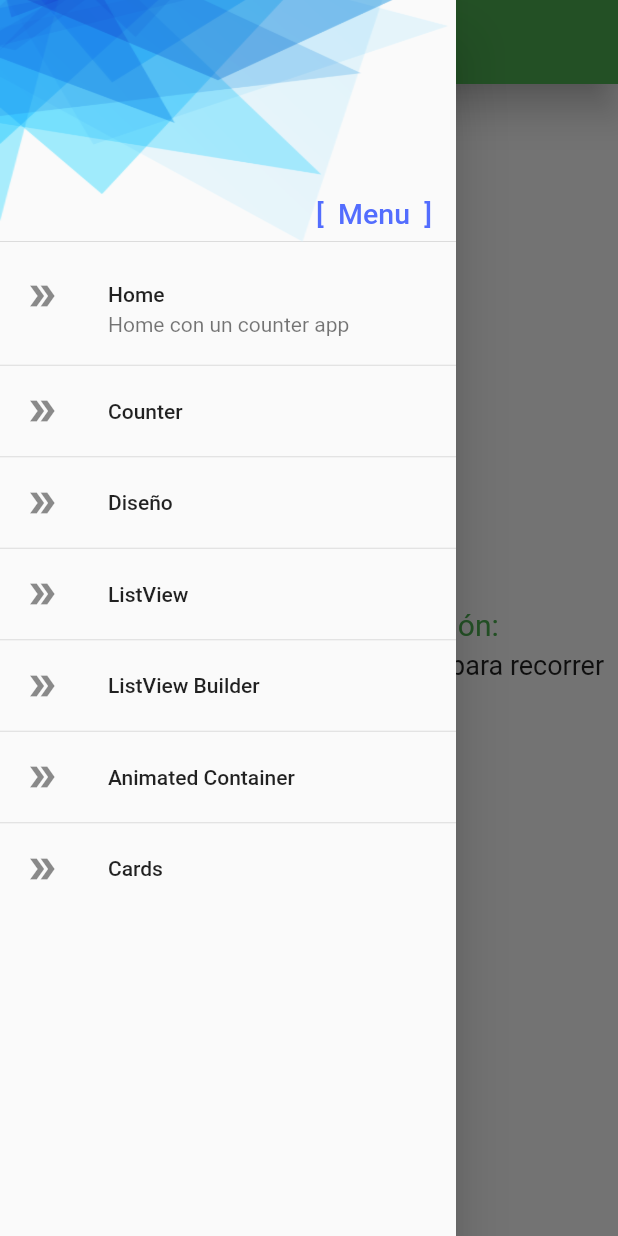
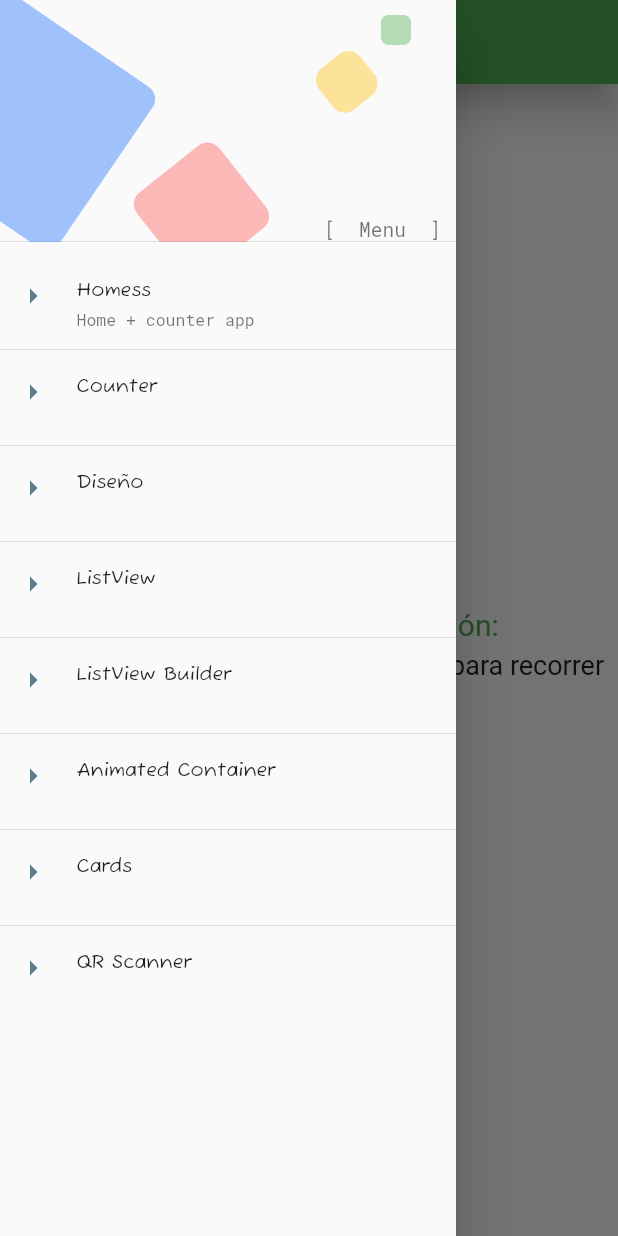
Before and after one commit to sganan81/flutter_app, a Flutter app: the screen it shows after launch, with the side drawer open, on a phone screen of 412 x 824 dp. Run offline on Flutter 3.47's test engine with Material 2 defaults, Android fonts, the phone set to English and light mode, and no system bars; missing offline and left inert: flutter_barcode_scanner.

Commit message:
Card Basic, Card Image, QR Scanner y ejes de navegaciòn

```diff
--- a/lib/main.dart
+++ b/lib/main.dart
@@ -1,5 +1,6 @@
 import 'package:flutter/material.dart';
 import 'package:flutter_app/pages/pages.dart';
+import 'package:flutter_app/themes/default_theme.dart';
 
 
 void main() {
@@ -9,33 +10,14 @@ void main() {
 class MyApp extends StatelessWidget{
   const MyApp({super.key});
 
+  final bool _lightTheme = true;
+
   @override
   Widget build(BuildContext context) {
     return MaterialApp(
       title: 'MyApp',
       debugShowCheckedModeBanner: false,
-      theme: ThemeData.light().copyWith(
-        primaryColor: Colors.greenAccent,
-        appBarTheme: const AppBarTheme(
-          backgroundColor: Colors.green
-        ),
-        elevatedButtonTheme: ElevatedButtonThemeData(
-          style: TextButton.styleFrom(
-            backgroundColor: Colors.green,
-            foregroundColor: Colors.white
-          )
-        ),
-        textButtonTheme: TextButtonThemeData(
-          style: TextButton.styleFrom(
-            backgroundColor: Colors.transparent,
-            foregroundColor: Colors.green
-          )
-        ),
-        floatingActionButtonTheme: const FloatingActionButtonThemeData(
-          backgroundColor: Colors.green,
-          foregroundColor: Colors.white
-        )
-      ),
+      theme: (_lightTheme) ? DefaultTheme.defaultTheme: DefaultTheme.darkTheme ,
       initialRoute: 'home',
       routes: {
         'home': (context) => const HomePage(),
@@ -46,6 +28,7 @@ class MyApp extends StatelessWidget{
         'counter': (context) => const CounterPage(),
         'container': (context) => const ContainerPage(),
         'card': (context) => const CardPage(),
+        'qr_scanner':(context) => const QrScannerPage(),
       },
     );
   }
--- a/lib/pages/container_page.dart
+++ b/lib/pages/container_page.dart
@@ -44,7 +44,7 @@ class _ContainerStatePage extends State<ContainerPage> {
       appBar: AppBar(
         title: const Text('Container Page'),
       ),
-      drawer: const DrawerMenu(),
+      drawer: DrawerMenu(),
       body: Center(
          child: AnimatedContainer(
             duration: const Duration(milliseconds: 800 ),
--- a/lib/pages/counter_page.dart
+++ b/lib/pages/counter_page.dart
@@ -21,7 +21,7 @@ class _CounterStatePage extends State<CounterPage> {
         title: const Text('Counter App'),
         elevation: 10,
       ),
-      drawer: const DrawerMenu(),
+      drawer: DrawerMenu(),
       body: Center(
         child: Column(
            mainAxisAlignment: MainAxisAlignment.center,
--- a/lib/pages/demo_page.dart
+++ b/lib/pages/demo_page.dart
@@ -15,7 +15,7 @@ class DemoPage extends StatelessWidget {
       appBar: AppBar(
         title: const Text('Demo Page'),
       ),
-      drawer: const DrawerMenu(),
+      drawer: DrawerMenu(),
       body: SingleChildScrollView(
         child: Center(
            child: Column(
--- a/lib/pages/design_page.dart
+++ b/lib/pages/design_page.dart
@@ -12,7 +12,7 @@ class DesignPage extends StatelessWidget {
       appBar: AppBar(
         title: const Text('Diseño Page'),
       ),
-      drawer: const DrawerMenu(),
+      drawer: DrawerMenu(),
       body: SafeArea(
         top: false,
         child: Center(
--- a/lib/pages/home_page.dart
+++ b/lib/pages/home_page.dart
@@ -1,4 +1,5 @@
 import 'package:flutter/material.dart';
+import 'package:flutter_app/themes/default_theme.dart';
 
 import '../widgets/widgets.dart';
 
@@ -20,13 +21,18 @@ class _HomePageState extends State<HomePage> {
         centerTitle: true,
         elevation: 10.0,
       ),
-      drawer: const DrawerMenu(),
+      drawer: DrawerMenu(),
       body: Center(
         child: Column(
           mainAxisAlignment: MainAxisAlignment.center,
           crossAxisAlignment: CrossAxisAlignment.center,
           children: const[
-            Text('Home de nuestra aplicación:',style: TextStyle(fontSize: 20, color: Colors.green)),
+            Text('Home de nuestra aplicación:',
+                  style: TextStyle(
+                    fontSize: 20,
+                    color: DefaultTheme.primary
+                  )
+                ),
             SizedBox(height: 5),
             Text('Recuerde ver el menu hamburguesa para recorrer las diferentes pantallas:',
                     style: TextStyle(fontSize: 18, fontWeight: FontWeight.w400),
--- a/lib/pages/listbuilder_page.dart
+++ b/lib/pages/listbuilder_page.dart
@@ -12,7 +12,7 @@ class ListBuilderPage extends StatelessWidget {
       appBar: AppBar(
         title: const Text('ListView Builder Page'),
       ),
-      drawer: const DrawerMenu(),
+      drawer: DrawerMenu(),
       body: ListView.separated(
         itemBuilder: (_, index) {
          return const ListTile(
--- a/lib/pages/listview_page.dart
+++ b/lib/pages/listview_page.dart
@@ -12,7 +12,7 @@ class ListViewPage extends StatelessWidget {
       appBar: AppBar(
         title: const Text('ListView'),
       ),
-      drawer: const DrawerMenu(),
+      drawer: DrawerMenu(),
       body: ListView(
         physics: const BouncingScrollPhysics(),
         children: [
--- a/lib/pages/pages.dart
+++ b/lib/pages/pages.dart
@@ -1,3 +1,4 @@
+export 'package:flutter_app/pages/qr_page.dart';
 export 'package:flutter_app/pages/container_page.dart';
 export 'package:flutter_app/pages/counter_page.dart';
 export 'package:flutter_app/pages/demo_page.dart';
--- /dev/null
+++ b/lib/themes/default_theme.dart
@@ -0,0 +1,57 @@
+import 'package:flutter/material.dart';
+
+class DefaultTheme{
+  static const Color primary = Colors.green;
+  static final Color primaryHover = Colors.green.shade600;
+
+  static final ThemeData defaultTheme = ThemeData.light().copyWith(
+        primaryColor: Colors.greenAccent,
+        appBarTheme: const AppBarTheme(
+          backgroundColor: primary
+        ),
+        elevatedButtonTheme: ElevatedButtonThemeData(
+          style: TextButton.styleFrom(
+            backgroundColor: primary,
+            foregroundColor: Colors.white
+          )
+        ),
+        textButtonTheme: TextButtonThemeData(
+          style: TextButton.styleFrom(
+            backgroundColor: Colors.transparent,
+            foregroundColor: primary
+          )
+        ),
+        floatingActionButtonTheme: const FloatingActionButtonThemeData(
+          backgroundColor: primary,
+          foregroundColor: Colors.white
+        ),
+        listTileTheme: const ListTileThemeData(
+          iconColor: primary
+        ),
+      );
+  static final ThemeData darkTheme = ThemeData.dark().copyWith(
+        primaryColor: Colors.greenAccent,
+        appBarTheme: const AppBarTheme(
+          backgroundColor: primary
+        ),
+        elevatedButtonTheme: ElevatedButtonThemeData(
+          style: TextButton.styleFrom(
+            backgroundColor: primary,
+            foregroundColor: Colors.white
+          )
+        ),
+        textButtonTheme: TextButtonThemeData(
+          style: TextButton.styleFrom(
+            backgroundColor: Colors.transparent,
+            foregroundColor: primary
+          )
+        ),
+        floatingActionButtonTheme: const FloatingActionButtonThemeData(
+          backgroundColor: primary,
+          foregroundColor: Colors.white
+        ),
+        listTileTheme: const ListTileThemeData(
+          iconColor: primary
+        )
+      );
+}
--- a/lib/widgets/drawer_menu.dart
+++ b/lib/widgets/drawer_menu.dart
@@ -1,9 +1,20 @@
 
 import 'package:flutter/material.dart';
+import 'package:flutter_app/themes/default_theme.dart';
 
 class DrawerMenu extends StatelessWidget {
+  final List<Map<String,String>> _menuItems = <Map<String,String>>[
+    {'route':'home','title':'Homess','subtitle':'Home + counter app'},
+    {'route':'counter','title':'Counter','subtitle':''},
+    {'route':'design','title':'Diseño','subtitle':''},
+    {'route':'listview','title':'ListView','subtitle':''},
+    {'route':'listviewbuilder','title':'ListView Builder','subtitle':''},
+    {'route':'container','title':'Animated Container','subtitle':''},
+    {'route':'card','title':'Cards','subtitle':''},
+    {'route':'qr_scanner','title':'QR Scanner','subtitle':''},
+  ];
 
-  const DrawerMenu({super.key});
+  DrawerMenu({super.key});
 
   @override
   Widget build(BuildContext context) {
@@ -11,64 +22,109 @@ class DrawerMenu extends StatelessWidget {
       child: ListView(
         padding: EdgeInsets.zero,
         children: [
-          const _DrawerHeader(),
-          ListTile(
-            title: const Text('Home'),
-            subtitle: const Text('Home con un counter app'),
-            leading: const Icon(Icons.double_arrow_outlined),
-            onTap: () {
-              Navigator.pushReplacementNamed(context, 'home');
-            },
+          const _DrawerHeaderAlternative(),
+          ...ListTile.divideTiles(
+            context: context,
+            tiles: _menuItems.map(
+              (item) => ListTile(
+                  contentPadding: const EdgeInsets.symmetric(
+                      vertical: 0,
+                      horizontal: 10
+                    ),
+                    dense: true,
+                  minLeadingWidth: 25,
+                  iconColor: Colors.blueGrey,
+                  title: Text(item['title']!, style: const TextStyle(fontFamily: 'FuzzyBubbles')),
+                  subtitle: Text(item['subtitle'] ?? '', style: const TextStyle(fontFamily: 'RobotoMono', fontSize: 11)),
+                  leading: const Icon(Icons.arrow_right ),
+                  onTap: () {
+                    Navigator.pushReplacementNamed(context, item['route']!);
+                  },
+              )
+            ).toList()
+          )
+        ],
+      ),
+    );
+  }
+}
+
+class _DrawerHeaderAlternative extends StatelessWidget {
+  const _DrawerHeaderAlternative({
+    Key? key,
+  }) : super(key: key);
+
+
+  @override
+  Widget build(BuildContext context) {
+    return DrawerHeader(
+      padding: EdgeInsets.zero,
+      child: Stack(
+        children: [
+          Positioned(
+            top: -10,
+            child: Container(
+              width: 130,
+              height: 130,
+              decoration: BoxDecoration(
+                color: Colors.blueAccent.withOpacity(0.5),
+                borderRadius: BorderRadius.circular(10)
+              ),
+              transform: Matrix4.rotationZ(0.6),
+            ),
           ),
-          const Divider(height: 5),
-          ListTile(
-            title: const Text('Counter'),
-            leading: const Icon(Icons.double_arrow_outlined),
-            onTap: () {
-              Navigator.pushReplacementNamed(context, 'counter');
-            },
+          Positioned(
+            bottom: 0,
+            left: 140,
+            child: Container(
+              width: 70,
+              height: 70,
+              decoration: BoxDecoration(
+                color: Colors.redAccent.withOpacity(0.4),
+                borderRadius: BorderRadius.circular(10)
+              ),
+              transform: Matrix4.rotationZ(0.9),
+            ),
           ),
-          const Divider(height: 5),
-          ListTile(
-            title: const Text('Diseño'),
-            leading: const Icon(Icons.double_arrow_outlined),
-            onTap: () {
-              Navigator.pushReplacementNamed(context, 'design');
-            },
+          Positioned(
+            top: 30,
+            right: 35,
+            child: Container(
+              width: 35,
+              height: 35,
+              decoration: BoxDecoration(
+                color: Colors.amber.withOpacity(0.4),
+                borderRadius: BorderRadius.circular(10)
+              ),
+              transform: Matrix4.rotationZ(0.9),
+            ),
           ),
-          const Divider(height: 5),
-          ListTile(
-            title: const Text('ListView'),
-            leading: const Icon(Icons.double_arrow_outlined),
-            onTap: () {
-              Navigator.pushReplacementNamed(context, 'listview');
-            },
+          Positioned(
+            top: 10,
+            right: 30,
+            child: Container(
+              width: 20,
+              height: 20,
+              decoration: BoxDecoration(
+                color: DefaultTheme.primary.withOpacity(0.4),
+                borderRadius: BorderRadius.circular(5)
+              ),
+            ),
           ),
-          const Divider(height: 5),
-          ListTile(
-            title: const Text('ListView Builder'),
-            leading: const Icon(Icons.double_arrow_outlined),
-            onTap: () {
-              Navigator.pushReplacementNamed(context, 'listviewbuilder');
-            },
+          Container(
+            alignment: Alignment.bottomRight,
+            padding: const EdgeInsets.symmetric(horizontal: 10),
+            child: const Text(
+                          '[  Menu  ]',
+                          style: TextStyle(
+                                  fontSize: 13,
+                                  color:Colors.black54,
+                                  fontFamily: 'RobotoMono'
+                                ),
+                          textAlign: TextAlign.right,
+                        ),
           ),
-          const Divider(height: 5),
-          ListTile(
-            title: const Text('Animated Container'),
-            leading: const Icon(Icons.double_arrow_outlined),
-            onTap: () {
-              Navigator.pushReplacementNamed(context, 'container');
-            },
-          ),
-          const Divider(height: 5),
-          ListTile(
-            title: const Text('Cards'),
-            leading: const Icon(Icons.double_arrow_outlined),
-            onTap: () {
-              Navigator.pushReplacementNamed(context, 'card');
-            },
-          ),
-        ],
+        ]
       ),
     );
   }
@@ -94,7 +150,7 @@ class _DrawerHeader extends StatelessWidget {
         child: const Text(
                       '[  Menu  ]',
                       style: TextStyle(
-                              color: Colors.indigoAccent,
+                              color: DefaultTheme.primary,
                               fontSize: 19
                             ),
                       textAlign: TextAlign.right,
--- a/pubspec.yaml
+++ b/pubspec.yaml
@@ -36,6 +36,7 @@ dependencies:
   # The following adds the Cupertino Icons font to your application.
   # Use with the CupertinoIcons class for iOS style icons.
   cupertino_icons: ^1.0.2
+  flutter_barcode_scanner: ^2.0.0
 
 dev_dependencies:
   flutter_test:
```
Also changed, not shown: lib/pages/card_page.dart (+8 -8 lines), lib/pages/qr_page.dart (added, +96 -0 lines), lib/widgets/card_image.dart (+16 -8 lines), pubspec.lock.
